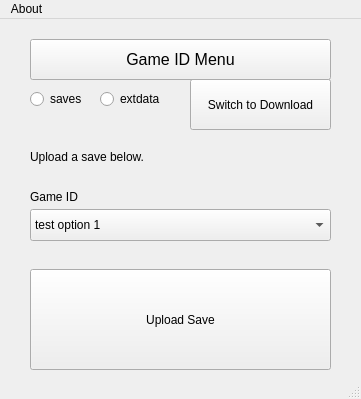
The window that mainwindow.ui (regimensocial/citraholdUI) describes before a commit, drawn with Qt 5.
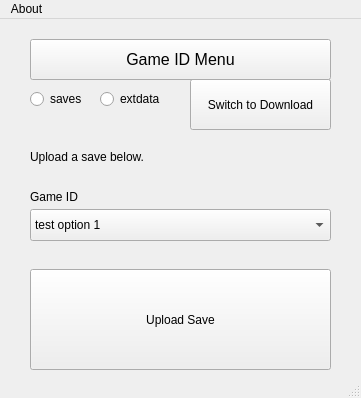
The same window after the commit. Icons and pictures are not drawn.

The edit to the form file:
```diff
--- a/mainwindow.ui
+++ b/mainwindow.ui
@@ -7,7 +7,7 @@
     <x>0</x>
     <y>0</y>
     <width>361</width>
-    <height>399</height>
+    <height>398</height>
    </rect>
   </property>
   <property name="font">
```
Left out of the diff: 25 changed lines with no effect on the pictures.
